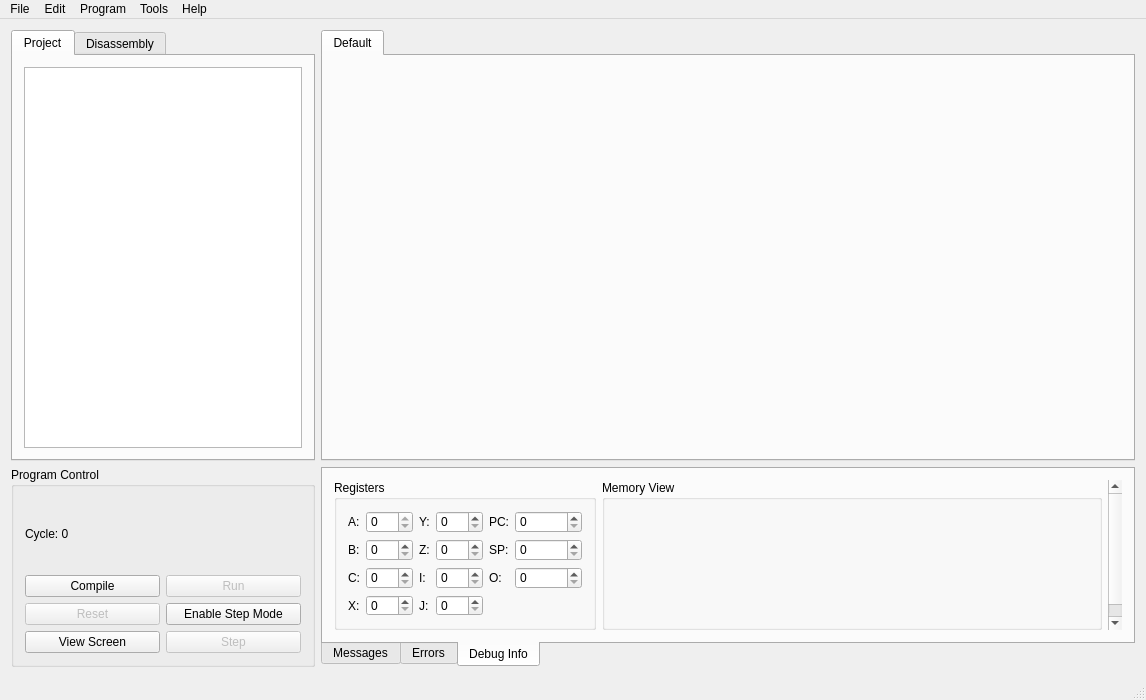
First picture: the form in dcpudeveloper.ui, repository jamie124/DCPU-Developer, before the edit.
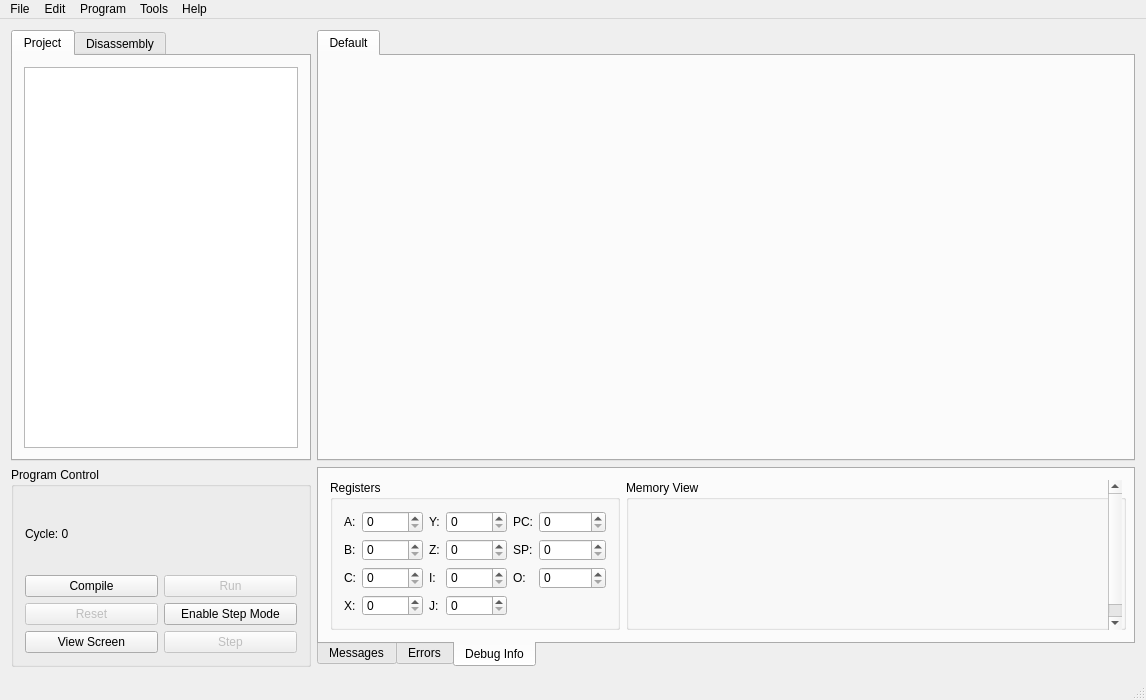
Second picture: the form after the edit.

```diff
--- a/dcpudeveloper.ui
+++ b/dcpudeveloper.ui
@@ -226,10 +226,10 @@
              <item row="0" column="1">
               <widget class="QSpinBox" name="register_a">
                <property name="readOnly">
-                <bool>true</bool>
+                <bool>false</bool>
                </property>
                <property name="maximum">
-                <number>999</number>
+                <number>99999</number>
                </property>
               </widget>
              </item>
@@ -242,8 +242,11 @@
              </item>
              <item row="0" column="3">
               <widget class="QSpinBox" name="register_y">
+               <property name="readOnly">
+                <bool>false</bool>
+               </property>
                <property name="maximum">
-                <number>999</number>
+                <number>99999</number>
                </property>
               </widget>
              </item>
@@ -276,8 +279,11 @@
              </item>
              <item row="1" column="1">
               <widget class="QSpinBox" name="register_b">
+               <property name="readOnly">
+                <bool>false</bool>
+               </property>
                <property name="maximum">
-                <number>999</number>
+                <number>99999</number>
                </property>
               </widget>
              </item>
@@ -290,8 +296,11 @@
              </item>
              <item row="1" column="3">
               <widget class="QSpinBox" name="register_z">
+               <property name="readOnly">
+                <bool>false</bool>
+               </property>
                <property name="maximum">
-                <number>999</number>
+                <number>99999</number>
                </property>
               </widget>
              </item>
@@ -318,8 +327,11 @@
              </item>
              <item row="2" column="1">
               <widget class="QSpinBox" name="register_c">
+               <property name="readOnly">
+                <bool>false</bool>
+               </property>
                <property name="maximum">
-                <number>999</number>
+                <number>99999</number>
                </property>
               </widget>
              </item>
@@ -332,8 +344,11 @@
              </item>
              <item row="2" column="3">
               <widget class="QSpinBox" name="register_i">
+               <property name="readOnly">
+                <bool>false</bool>
+               </property>
                <property name="maximum">
-                <number>999</number>
+                <number>99999</number>
                </property>
               </widget>
              </item>
@@ -360,8 +375,11 @@
              </item>
              <item row="3" column="1">
               <widget class="QSpinBox" name="register_x">
+               <property name="readOnly">
+                <bool>false</bool>
+               </property>
                <property name="maximum">
-                <number>999</number>
+                <number>99999</number>
                </property>
               </widget>
              </item>
@@ -374,8 +392,11 @@
              </item>
              <item row="3" column="3">
               <widget class="QSpinBox" name="register_j">
+               <property name="readOnly">
+                <bool>false</bool>
+               </property>
                <property name="maximum">
-                <number>999</number>
+                <number>99999</number>
                </property>
               </widget>
              </item>
```
